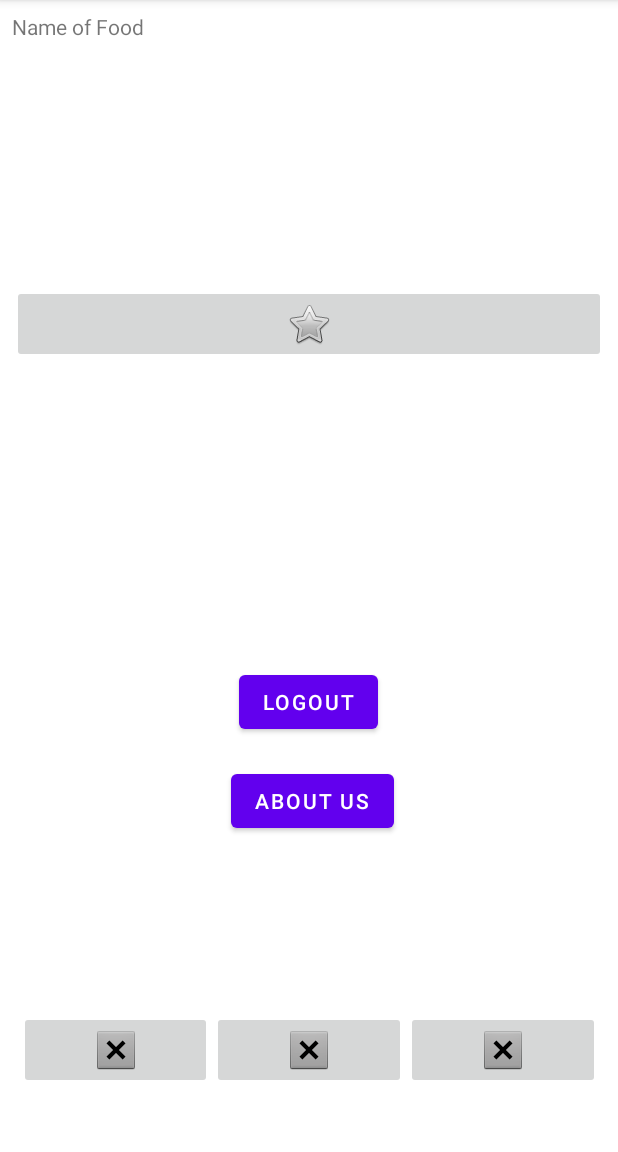
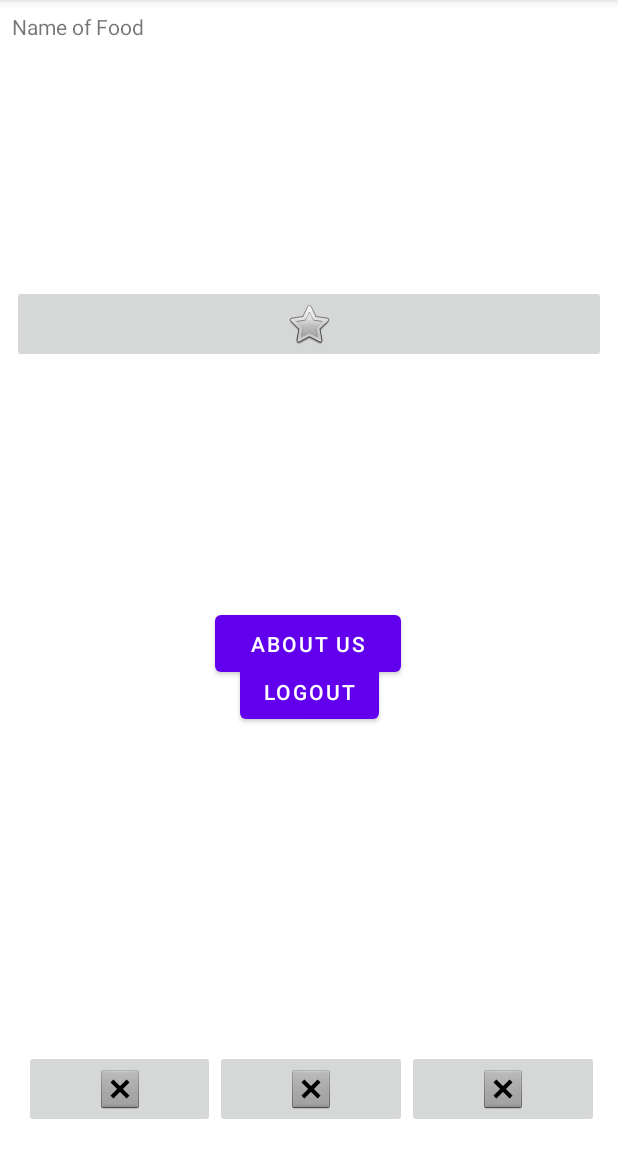
Before and after one commit to Zeraphim/AngkolsKitchenApp, an Android app: the GalleryMenu screen opened directly, with no data from a screen before it, on a phone screen of 412 x 824 dp, the part 84-1236 px from its top. Run offline under Robolectric (Android 15) with nearby library versions, the phone set to English and light mode, and no system bars; our stand-ins replace Firebase (no records; nobody signed in at launch, a user with empty details on screens opened directly).

Commit message:
fixed button constraints sa layout

```diff
--- a/app/src/main/res/layout/activity_gallery_menu.xml
+++ b/app/src/main/res/layout/activity_gallery_menu.xml
@@ -13,24 +13,33 @@
         android:text="Logout"
         app:layout_constraintBottom_toTopOf="@+id/frameLayout2"
         app:layout_constraintEnd_toEndOf="parent"
+        app:layout_constraintStart_toStartOf="parent"
+        app:layout_constraintTop_toBottomOf="@+id/frameLayout"
+        app:layout_constraintVertical_bias="0.45" />
+
+    <Button
+        android:id="@+id/about_us"
+        android:layout_width="124dp"
+        android:layout_height="50dp"
+        android:text="@string/about_us"
+        app:layout_constraintBottom_toTopOf="@+id/frameLayout2"
+        app:layout_constraintEnd_toEndOf="parent"
         app:layout_constraintHorizontal_bias="0.498"
         app:layout_constraintStart_toStartOf="parent"
-        app:layout_constraintTop_toBottomOf="@+id/frameLayout" />
+        app:layout_constraintTop_toTopOf="@+id/frameLayout"
+        app:layout_constraintVertical_bias="0.617" />
 
     <FrameLayout
         android:id="@+id/frameLayout2"
-        android:layout_width="403dp"
-        android:layout_height="0dp"
+        android:layout_width="399dp"
+        android:layout_height="68dp"
         android:layout_marginStart="8dp"
         android:layout_marginLeft="8dp"
-        android:layout_marginEnd="8dp"
-        android:layout_marginRight="8dp"
-        android:layout_marginBottom="7dp"
         android:layout_weight="1"
         app:layout_constraintBottom_toBottomOf="parent"
         app:layout_constraintEnd_toEndOf="parent"
-        app:layout_constraintStart_toStartOf="parent"
-        app:layout_constraintTop_toBottomOf="@+id/about_us">
+        app:layout_constraintHorizontal_bias="0.0"
+        app:layout_constraintStart_toStartOf="parent">
 
         <LinearLayout
             android:id="@+id/linearLayout3"
@@ -43,6 +52,7 @@
             android:layout_marginBottom="8dp"
             android:orientation="horizontal">
 
+
             <ImageButton
                 android:id="@+id/btnAccount"
                 android:layout_width="wrap_content"
@@ -50,7 +60,6 @@
                 android:layout_weight="1"
                 android:onClick="openAccount"
                 app:srcCompat="@android:drawable/btn_dialog" />
-
 
             <ImageButton
                 android:id="@+id/btnHome"
@@ -118,20 +127,5 @@
         </LinearLayout>
     </FrameLayout>
 
-    <Button
-        android:id="@+id/about_us"
-        android:layout_width="wrap_content"
-        android:layout_height="wrap_content"
-        android:layout_marginStart="149dp"
-        android:layout_marginLeft="149dp"
-        android:layout_marginTop="510dp"
-        android:layout_marginEnd="149dp"
-        android:layout_marginRight="149dp"
-        android:layout_marginBottom="116dp"
-        android:text="@string/about_us"
-        app:layout_constraintBottom_toTopOf="@+id/frameLayout2"
-        app:layout_constraintEnd_toEndOf="parent"
-        app:layout_constraintStart_toStartOf="@+id/frameLayout2"
-        app:layout_constraintTop_toTopOf="parent" />
 
 </androidx.constraintlayout.widget.ConstraintLayout>
```
